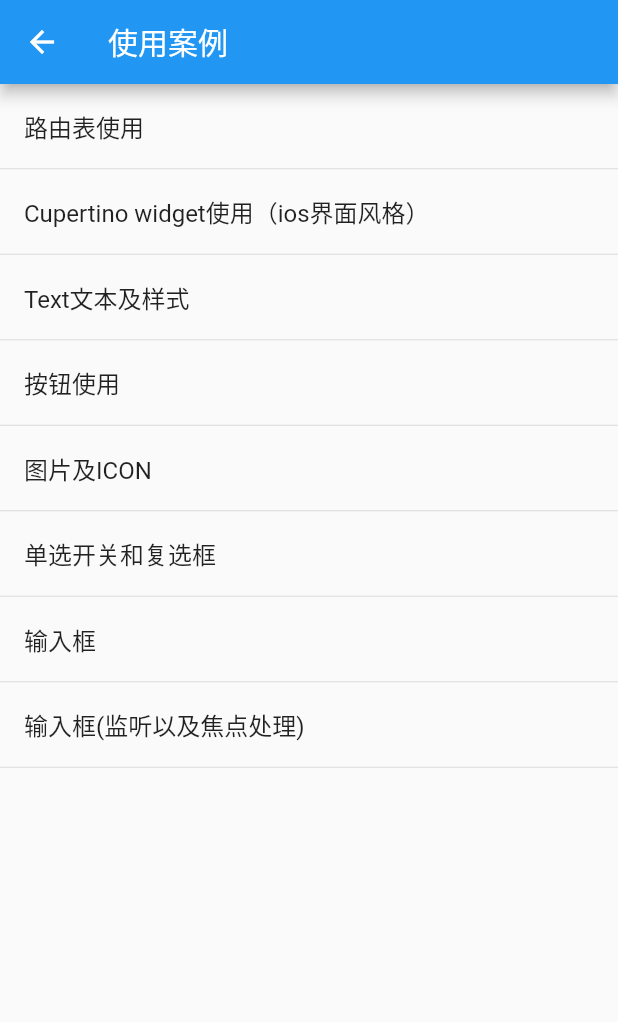
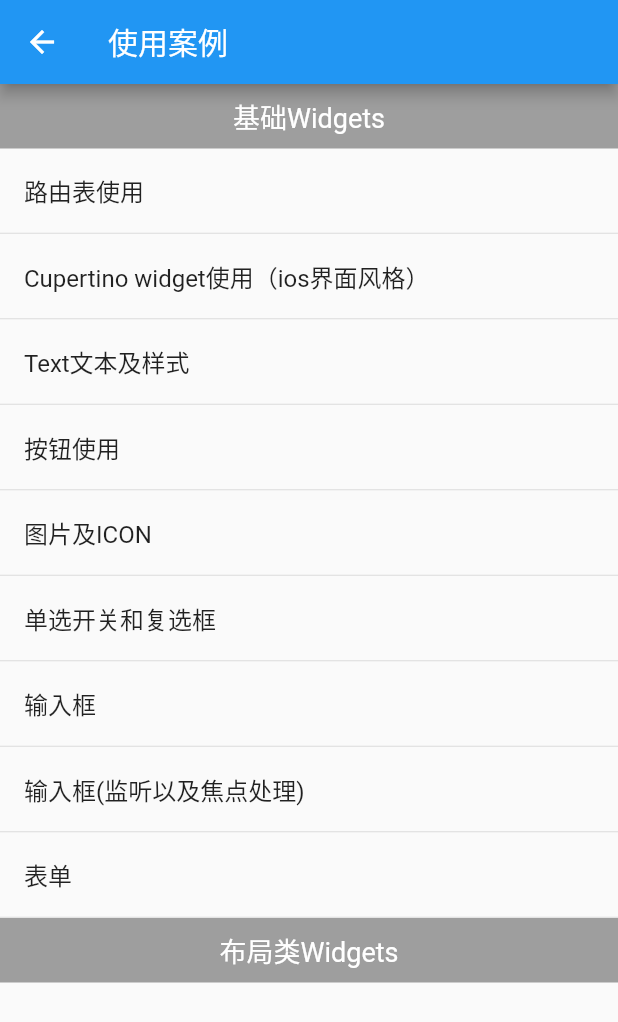
Before and after one commit to Yxjie/Flutter_Study, a Flutter app: the DemoWidget screen opened by its route, on a phone screen of 412 x 824 dp. Shown: the top 1022 px of the screen. Run offline on Flutter 3.47's test engine with Material 2 defaults, Android fonts, the phone set to English and light mode, and no system bars.

Commit message:
[NFF] 代码提交

```diff
--- a/flutter_demo/lib/demo.dart
+++ b/flutter_demo/lib/demo.dart
@@ -17,6 +17,7 @@ class DemoWidget extends StatelessWidget {
       ),
       body: ListView(
         children: <Widget>[
+          CustomHeader(title: "基础Widgets"),
           CustomList(
               title: "路由表使用",
               callback: () {
@@ -67,11 +68,44 @@ class DemoWidget extends StatelessWidget {
           CustomList(
               title: "输入框(监听以及焦点处理)",
               callback: () {
+                Navigator.push(
+                    context,
+                    MaterialPageRoute(
+                        builder: (context) => TextFieldWidget2()));
+              }),
+          CustomList(
+              title: "表单",
+              callback: () {
                 Navigator.push(context,
-                    MaterialPageRoute(builder: (context) => TextFieldWidget2()));
+                    MaterialPageRoute(builder: (context) => TextFormField()));
               }),
+          CustomHeader(title: "布局类Widgets"),
         ],
       ),
+    );
+  }
+}
+
+class CustomHeader extends StatelessWidget {
+  final String title;
+
+  CustomHeader({Key key, @required this.title}) : super(key: key);
+
+  @override
+  Widget build(BuildContext context) {
+    return Container(
+      child: Padding(
+        padding: const EdgeInsets.all(8.0),
+        child: Center(
+            child: Text(
+          title,
+          style: TextStyle(
+            color: Colors.white,
+            fontSize: 18.0,
+          ),
+        )),
+      ),
+      color: Colors.grey,
     );
   }
 }
```
Also changed, not shown: flutter_demo/lib/TextForm.dart (added, +25 -0 lines).
